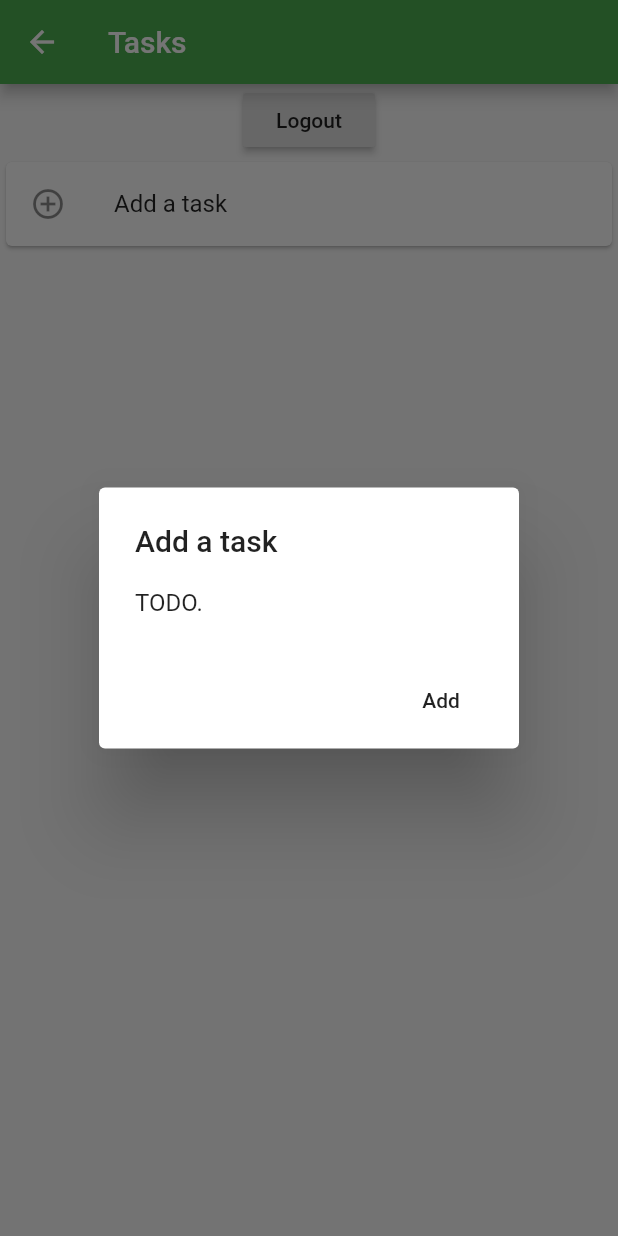
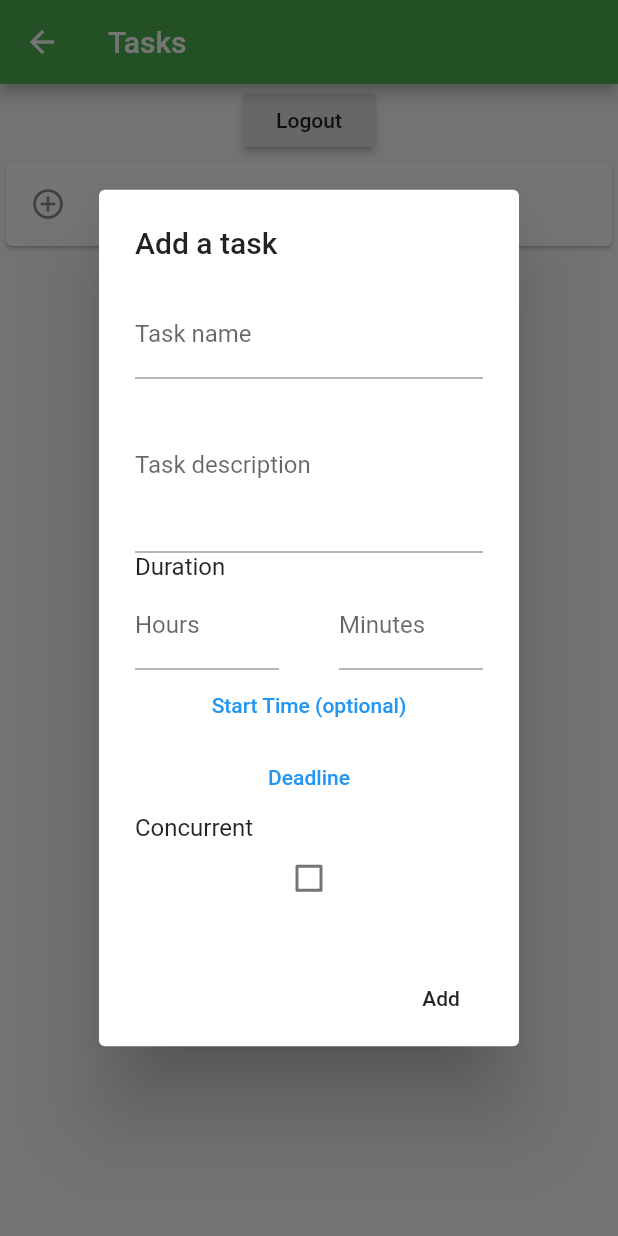
Before and after one commit to eyingxuan/scheduleaf, a Flutter app: the Tasks screen opened directly, after a tap on "Add a task", on a phone screen of 412 x 824 dp. Run offline on Flutter 3.47's test engine with Material 2 defaults, Android fonts, the phone set to English and light mode, and no system bars; our stand-ins replace flutter_datetime_picker.

Commit message:
Add task input popup

```diff
--- /dev/null
+++ b/frontend/scheduleaf/lib/task_input.dart
@@ -0,0 +1,92 @@
+import 'package:flutter/material.dart';
+import 'package:flutter_datetime_picker/flutter_datetime_picker.dart';
+
+class TaskInput extends StatefulWidget {
+  @override
+  _TaskInputState createState() => _TaskInputState();
+}
+
+class _TaskInputState extends State<TaskInput> {
+  bool checkboxValue = false;
+
+  @override
+  Widget build(BuildContext context) {
+    return SingleChildScrollView(
+      child: ListBody(
+        children: <Widget>[
+          TextField(
+            decoration: InputDecoration(labelText: 'Task name'),
+          ),
+          TextField(
+            decoration: InputDecoration(labelText: 'Task description'),
+            maxLines: 4,
+          ),
+          Text('Duration'),
+          Row(
+            children: <Widget>[
+              Expanded(
+                flex: 1,
+                child: TextField(
+                  decoration: InputDecoration(labelText: 'Hours'),
+                ),
+              ),
+              Padding(
+                padding: EdgeInsets.all(20.0),
+              ),
+              Expanded(
+                flex: 1,
+                child: TextField(
+                  decoration: InputDecoration(labelText: 'Minutes'),
+                ),
+              ),
+            ],
+          ),
+          FlatButton(
+            onPressed: () {
+              DatePicker.showDateTimePicker(context,
+                  showTitleActions: true,
+                  minTime: DateTime(2020, 7, 20, 10, 0),
+                  maxTime: DateTime(2020, 7, 24, 18, 0),
+                  onChanged: (date) {},
+                  onConfirm: (date) {},
+                  currentTime: DateTime.now(),
+                  locale: LocaleType.en);
+            },
+            child: Text(
+              'Start Time (optional)',
+              style: TextStyle(color: Colors.blue),
+            ),
+          ),
+          FlatButton(
+            onPressed: () {
+              DatePicker.showDateTimePicker(context,
+                  showTitleActions: true,
+                  minTime: DateTime(2020, 7, 20, 10, 0),
+                  maxTime: DateTime(2020, 7, 24, 18, 0),
+                  onChanged: (date) {},
+                  onConfirm: (date) {},
+                  currentTime: DateTime.now(),
+                  locale: LocaleType.en);
+            },
+            child: Text(
+              'Deadline',
+              style: TextStyle(color: Colors.blue),
+            ),
+          ),
+          Text(
+            'Concurrent',
+          ),
+          Checkbox(
+            value: checkboxValue,
+            onChanged: (bool value) {
+              setState(() {
+                checkboxValue = value;
+              });
+            },
+          ),
+          // TODO: Dependencies
+        ],
+      ),
+    );
+  }
+}
--- a/frontend/scheduleaf/lib/tasks.dart
+++ b/frontend/scheduleaf/lib/tasks.dart
@@ -1,4 +1,5 @@
 import 'package:flutter/material.dart';
+import 'task_input.dart';
 
 class Tasks extends StatefulWidget {
   @override
@@ -13,13 +14,7 @@ class _TasksState extends State<Tasks> {
       builder: (BuildContext context) {
         return AlertDialog(
           title: Text('Add a task'),
-          content: SingleChildScrollView(
-            child: ListBody(
-              children: <Widget>[
-                Text('TODO.'),
-              ],
-            ),
-          ),
+          content: TaskInput(),
           actions: <Widget>[
             FlatButton(
               child: Text('Add'),
--- a/frontend/scheduleaf/pubspec.yaml
+++ b/frontend/scheduleaf/pubspec.yaml
@@ -24,6 +24,7 @@ dependencies:
   flutter:
     sdk: flutter
   http: ^0.12.2
+  flutter_datetime_picker: ^1.3.8
 
 
   # The following adds the Cupertino Icons font to your application.
```
Also changed, not shown: frontend/scheduleaf/pubspec.lock.
